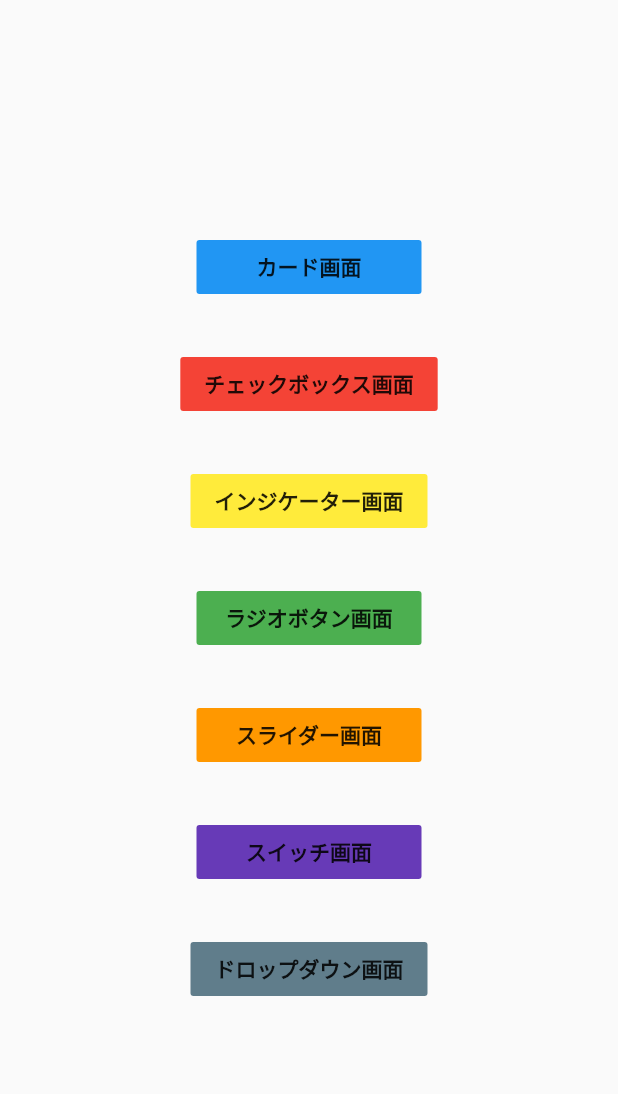
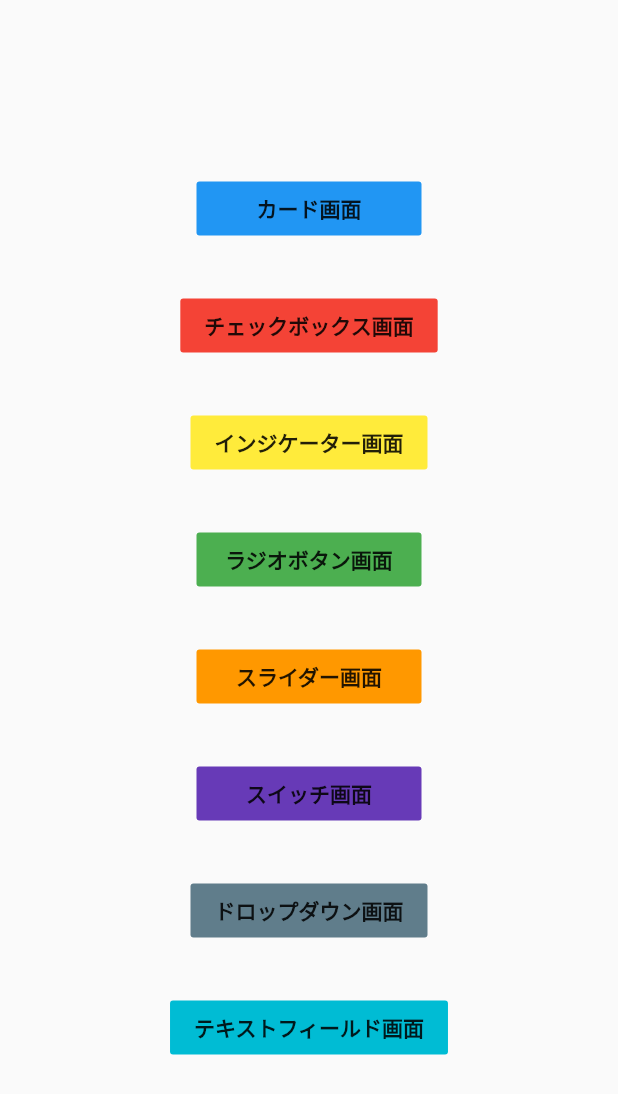
Before and after one commit to t-w-yokohama/flutter_sample, a Flutter app: the screen it shows after launch, on a phone screen of 412 x 824 dp. Shown: the top 1094 px of the screen. Run offline on Flutter 3.47's test engine with Material 2 defaults, Android fonts, the phone set to English and light mode, and no system bars.

Commit message:
テキストフィールドを実装

```diff
--- a/lib/ui/screen/home_screen.dart
+++ b/lib/ui/screen/home_screen.dart
@@ -6,6 +6,7 @@ import 'package:flutter_sample/ui/screen/drop_down_screen.dart';
 import 'package:flutter_sample/ui/screen/radio_button_screen.dart';
 import 'package:flutter_sample/ui/screen/slider_screen.dart';
 import 'package:flutter_sample/ui/screen/switch_screen.dart';
+import 'package:flutter_sample/ui/screen/text_field_screen.dart';
 import 'package:flutter_sample/ui/widget/common_widget.dart';
 
 class HomeScreen extends StatelessWidget {
@@ -117,6 +118,21 @@ class HomeScreen extends StatelessWidget {
                 ),
               ),
             ),
+            SizedBox(
+              width: double.infinity,
+              height: 30.0,
+            ),
+            CommonWidget().button(
+              150,
+              Colors.cyan,
+              'テキストフィールド画面',
+              () => Navigator.push(
+                context,
+                MaterialPageRoute(
+                  builder: (context) => TextFieldScreen(),
+                ),
+              ),
+            ),
           ],
         ),
       ),
```
Also changed, not shown: lib/ui/screen/text_field_screen.dart (added, +37 -0 lines).
